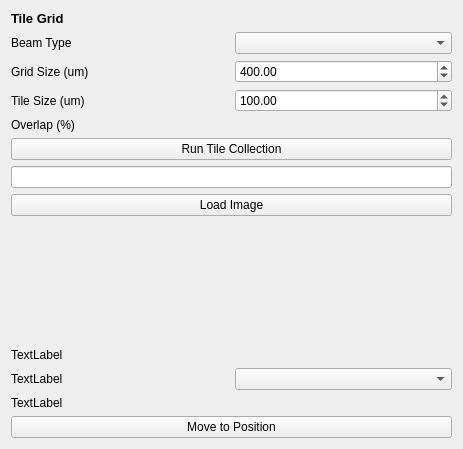
First picture: the form in fibsem/ui/qtdesigner_files/FibsemTileWidget.ui, repository DeMarcoLab/fibsem, before the edit.
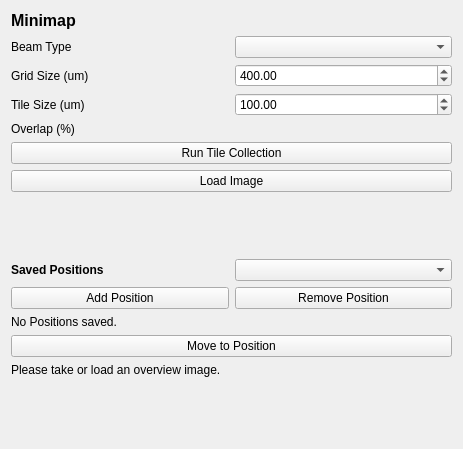
Second picture: the form after the edit.

Commit message: working integration w fibsem ui

Patch:
```diff
--- a/fibsem/ui/qtdesigner_files/FibsemTileWidget.ui
+++ b/fibsem/ui/qtdesigner_files/FibsemTileWidget.ui
@@ -14,27 +14,6 @@
    <string>Form</string>
   </property>
   <layout class="QGridLayout" name="gridLayout">
-   <item row="0" column="0" colspan="2">
-    <widget class="QLabel" name="label_title">
-     <property name="font">
-      <font>
-       <pointsize>10</pointsize>
-       <weight>75</weight>
-       <bold>true</bold>
-      </font>
-     </property>
-     <property name="text">
-      <string>Tile Grid</string>
-     </property>
-    </widget>
-   </item>
-   <item row="5" column="0" colspan="2">
-    <widget class="QPushButton" name="pushButton_run_tile_collection">
-     <property name="text">
-      <string>Run Tile Collection</string>
-     </property>
-    </widget>
-   </item>
    <item row="3" column="1">
     <widget class="QDoubleSpinBox" name="doubleSpinBox_tile_tile_size">
      <property name="maximum">
@@ -45,10 +24,17 @@
      </property>
     </widget>
    </item>
-   <item row="11" column="0" colspan="2">
-    <widget class="QLabel" name="label_position_info">
+   <item row="4" column="0">
+    <widget class="QLabel" name="label_tile_overlap">
      <property name="text">
-      <string>TextLabel</string>
+      <string>Overlap (%)</string>
+     </property>
+    </widget>
+   </item>
+   <item row="10" column="0">
+    <widget class="QPushButton" name="pushButton_add_position">
+     <property name="text">
+      <string>Add Position</string>
      </property>
     </widget>
    </item>
@@ -59,13 +45,60 @@
      </property>
     </widget>
    </item>
-   <item row="7" column="0" colspan="2">
+   <item row="6" column="0" colspan="2">
     <widget class="QPushButton" name="pushButton_load_image">
      <property name="text">
       <string>Load Image</string>
      </property>
     </widget>
    </item>
+   <item row="13" column="0" colspan="2">
+    <widget class="QLabel" name="label_instructions">
+     <property name="text">
+      <string>Please take or load an overview image.</string>
+     </property>
+    </widget>
+   </item>
+   <item row="9" column="1">
+    <widget class="QComboBox" name="comboBox_tile_position"/>
+   </item>
+   <item row="2" column="0">
+    <widget class="QLabel" name="label_tile_grid_size">
+     <property name="text">
+      <string>Grid Size (um)</string>
+     </property>
+    </widget>
+   </item>
+   <item row="10" column="1">
+    <widget class="QPushButton" name="pushButton_remove_position">
+     <property name="text">
+      <string>Remove Position</string>
+     </property>
+    </widget>
+   </item>
+   <item row="1" column="1">
+    <widget class="QComboBox" name="comboBox_tile_beam_type"/>
+   </item>
+   <item row="11" column="0" colspan="2">
+    <widget class="QLabel" name="label_position_info">
+     <property name="text">
+      <string>No Positions saved.</string>
+     </property>
+    </widget>
+   </item>
+   <item row="9" column="0">
+    <widget class="QLabel" name="label_position_header">
+     <property name="font">
+      <font>
+       <weight>75</weight>
+       <bold>true</bold>
+      </font>
+     </property>
+     <property name="text">
+      <string>Saved Positions</string>
+     </property>
+    </widget>
+   </item>
    <item row="2" column="1">
     <widget class="QDoubleSpinBox" name="doubleSpinBox_tile_grid_size">
      <property name="maximum">
@@ -76,6 +109,34 @@
      </property>
     </widget>
    </item>
+   <item row="12" column="0" colspan="2">
+    <widget class="QPushButton" name="pushButton_move_to_position">
+     <property name="text">
+      <string>Move to Position</string>
+     </property>
+    </widget>
+   </item>
+   <item row="5" column="0" colspan="2">
+    <widget class="QPushButton" name="pushButton_run_tile_collection">
+     <property name="text">
+      <string>Run Tile Collection</string>
+     </property>
+    </widget>
+   </item>
+   <item row="0" column="0" colspan="2">
+    <widget class="QLabel" name="label_title">
+     <property name="font">
+      <font>
+       <pointsize>12</pointsize>
+       <weight>75</weight>
+       <bold>true</bold>
+      </font>
+     </property>
+     <property name="text">
+      <string>Minimap </string>
+     </property>
+    </widget>
+   </item>
    <item row="1" column="0">
     <widget class="QLabel" name="label_tile_beam_type">
      <property name="text">
@@ -83,10 +144,7 @@
      </property>
     </widget>
    </item>
-   <item row="6" column="0" colspan="2">
-    <widget class="QLineEdit" name="lineEdit_tile_image_path"/>
-   </item>
-   <item row="8" column="0" colspan="2">
+   <item row="7" column="0" colspan="2">
     <spacer name="verticalSpacer">
      <property name="orientation">
       <enum>Qt::Vertical</enum>
@@ -99,46 +157,18 @@
      </property>
     </spacer>
    </item>
-   <item row="1" column="1">
-    <widget class="QComboBox" name="comboBox_tile_beam_type"/>
-   </item>
-   <item row="10" column="1">
-    <widget class="QComboBox" name="comboBox_tile_position"/>
-   </item>
-   <item row="9" column="0" colspan="2">
-    <widget class="QLabel" name="label_position_header">
-     <property name="text">
-      <string>TextLabel</string>
+   <item row="14" column="0" colspan="2">
+    <spacer name="verticalSpacer_2">
+     <property name="orientation">
+      <enum>Qt::Vertical</enum>
      </property>
-    </widget>
-   </item>
-   <item row="10" column="0">
-    <widget class="QLabel" name="label_tile_position">
-     <property name="text">
-      <string>TextLabel</string>
+     <property name="sizeHint" stdset="0">
+      <size>
+       <width>20</width>
+       <height>40</height>
+      </size>
      </property>
-    </widget>
-   </item>
-   <item row="4" column="0">
-    <widget class="QLabel" name="label_tile_overlap">
-     <property name="text">
-      <string>Overlap (%)</string>
-     </property>
-    </widget>
-   </item>
-   <item row="2" column="0">
-    <widget class="QLabel" name="label_tile_grid_size">
-     <property name="text">
-      <string>Grid Size (um)</string>
-     </property>
-    </widget>
-   </item>
-   <item row="12" column="0" colspan="2">
-    <widget class="QPushButton" name="pushButton_move_to_position">
-     <property name="text">
-      <string>Move to Position</string>
-     </property>
-    </widget>
+    </spacer>
    </item>
   </layout>
  </widget>
```
The commit also changes 7 other files.
